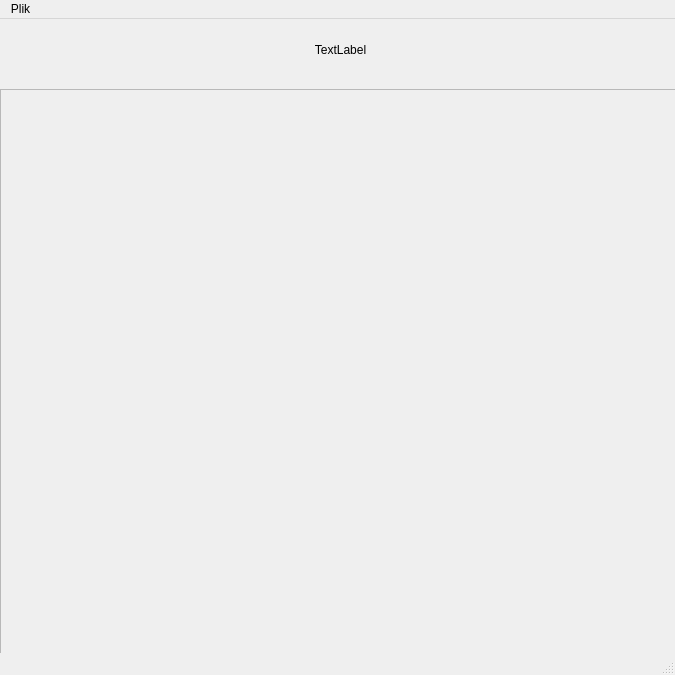
Old version of the form CTF_QA_gui.ui in the repository putrequest/PUTcyberCONF-CTF_QA.
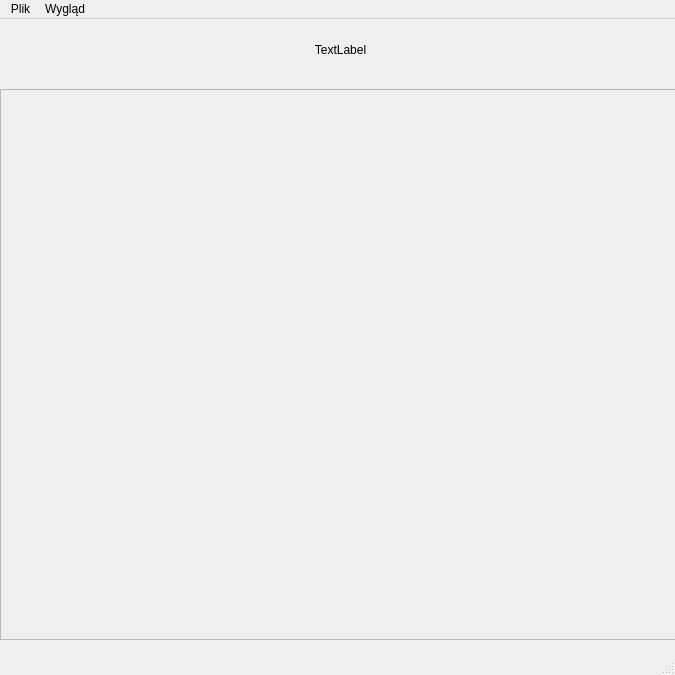
New version of the form.

Patch:
```diff
--- a/CTF_QA_gui.ui
+++ b/CTF_QA_gui.ui
@@ -20,7 +20,7 @@
       <x>0</x>
       <y>70</y>
       <width>681</width>
-      <height>571</height>
+      <height>551</height>
      </rect>
     </property>
     <property name="widgetResizable">
@@ -32,7 +32,7 @@
        <x>0</x>
        <y>0</y>
        <width>679</width>
-       <height>569</height>
+       <height>549</height>
       </rect>
      </property>
     </widget>
@@ -64,13 +64,21 @@
      <height>21</height>
     </rect>
    </property>
-   <widget class="QMenu" name="menuPlik">
+   <widget class="QMenu" name="menu_file">
     <property name="title">
      <string>Plik</string>
     </property>
     <addaction name="action_reset_progress"/>
    </widget>
-   <addaction name="menuPlik"/>
+   <widget class="QMenu" name="menu_appearance">
+    <property name="title">
+     <string>Wygląd</string>
+    </property>
+    <addaction name="action_appearance_light"/>
+    <addaction name="action_appearance_dark"/>
+   </widget>
+   <addaction name="menu_file"/>
+   <addaction name="menu_appearance"/>
   </widget>
   <action name="action_reset_progress">
    <property name="text">
```
Left out of the diff: 19 changed lines with no effect on the pictures.
